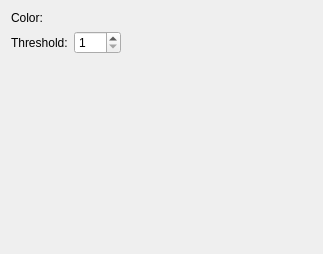
Above: krita/plugins/filters/colors/wdgcolortoalphabase.ui from KDE/krita before the change. Below: the same form after it.
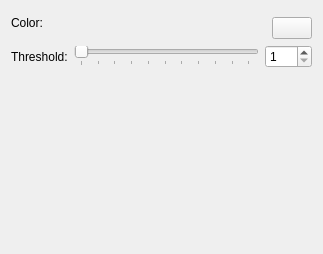
That is the form after the change. Custom widgets are drawn as their Qt base class.

Commit message:
Made the interface of the Color To Alpha filter more friendly
1) Added a slider to the 'Threshold' parameter
2) Added a KColorButton button for choosing a color
3) Fixed application of the filter with "Enter" key

BUG:316985

```diff
--- a/krita/plugins/filters/colors/wdgcolortoalphabase.ui
+++ b/krita/plugins/filters/colors/wdgcolortoalphabase.ui
@@ -10,7 +10,10 @@
     <height>254</height>
    </rect>
   </property>
-  <layout class="QGridLayout" name="gridLayout">
+  <layout class="QFormLayout" name="formLayout">
+   <property name="fieldGrowthPolicy">
+    <enum>QFormLayout::ExpandingFieldsGrow</enum>
+   </property>
    <item row="0" column="0">
     <widget class="QLabel" name="textLabel1">
      <property name="text">
@@ -21,8 +24,36 @@
      </property>
     </widget>
    </item>
-   <item row="0" column="1" colspan="2">
-    <widget class="KoTriangleColorSelector" name="colorSelector" native="true"/>
+   <item row="0" column="1">
+    <layout class="QHBoxLayout" name="horizontalLayout_2">
+     <item>
+      <spacer name="horizontalSpacer">
+       <property name="orientation">
+        <enum>Qt::Horizontal</enum>
+       </property>
+       <property name="sizeHint" stdset="0">
+        <size>
+         <width>40</width>
+         <height>20</height>
+        </size>
+       </property>
+      </spacer>
+     </item>
+     <item>
+      <layout class="QVBoxLayout" name="verticalLayout">
+       <item>
+        <widget class="KoTriangleColorSelector" name="colorSelector" native="true"/>
+       </item>
+       <item>
+        <widget class="KColorButton" name="btnCustomColor">
+         <property name="autoDefault">
+          <bool>false</bool>
+         </property>
+        </widget>
+       </item>
+      </layout>
+     </item>
+    </layout>
    </item>
    <item row="1" column="0">
     <widget class="QLabel" name="textLabel1_2">
@@ -35,48 +66,47 @@
     </widget>
    </item>
    <item row="1" column="1">
-    <widget class="QSpinBox" name="intThreshold">
-     <property name="minimum">
-      <number>1</number>
-     </property>
-     <property name="maximum">
-      <number>255</number>
-     </property>
-    </widget>
-   </item>
-   <item row="1" column="2">
-    <spacer>
-     <property name="orientation">
-      <enum>Qt::Horizontal</enum>
-     </property>
-     <property name="sizeType">
-      <enum>QSizePolicy::Expanding</enum>
-     </property>
-     <property name="sizeHint" stdset="0">
-      <size>
-       <width>61</width>
-       <height>20</height>
-      </size>
-     </property>
-    </spacer>
-   </item>
-   <item row="2" column="1">
-    <spacer name="verticalSpacer">
-     <property name="orientation">
-      <enum>Qt::Vertical</enum>
-     </property>
-     <property name="sizeHint" stdset="0">
-      <size>
-       <width>20</width>
-       <height>40</height>
-      </size>
-     </property>
-    </spacer>
+    <layout class="QHBoxLayout" name="horizontalLayout">
+     <item>
+      <widget class="QSlider" name="sldSecondaryThreshold">
+       <property name="minimum">
+        <number>1</number>
+       </property>
+       <property name="maximum">
+        <number>255</number>
+       </property>
+       <property name="orientation">
+        <enum>Qt::Horizontal</enum>
+       </property>
+       <property name="tickPosition">
+        <enum>QSlider::TicksBelow</enum>
+       </property>
+       <property name="tickInterval">
+        <number>25</number>
+       </property>
+      </widget>
+     </item>
+     <item>
+      <widget class="QSpinBox" name="intThreshold">
+       <property name="minimum">
+        <number>1</number>
+       </property>
+       <property name="maximum">
+        <number>255</number>
+       </property>
+      </widget>
+     </item>
+    </layout>
    </item>
   </layout>
  </widget>
  <layoutdefault spacing="6" margin="11"/>
  <customwidgets>
+  <customwidget>
+   <class>KColorButton</class>
+   <extends>QPushButton</extends>
+   <header>kcolorbutton.h</header>
+  </customwidget>
   <customwidget>
    <class>KoTriangleColorSelector</class>
    <extends>QWidget</extends>
```
Left out of the diff: 35 changed lines with no effect on the pictures. The commit also changes 3 other files.
